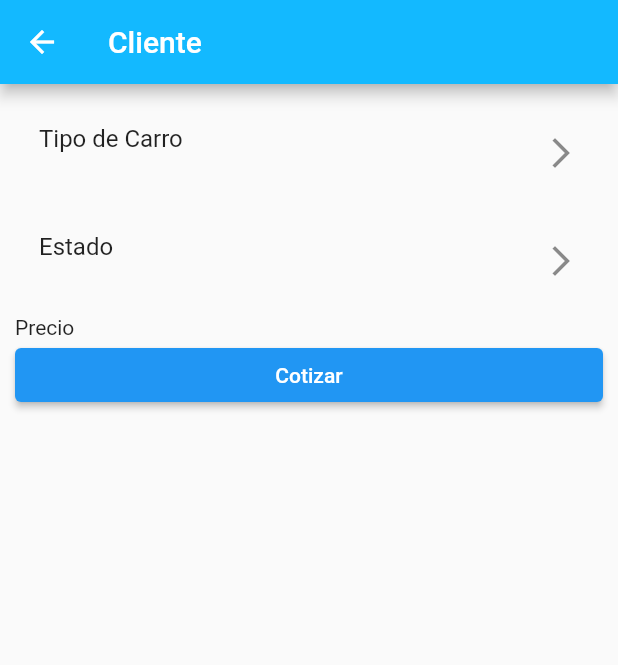
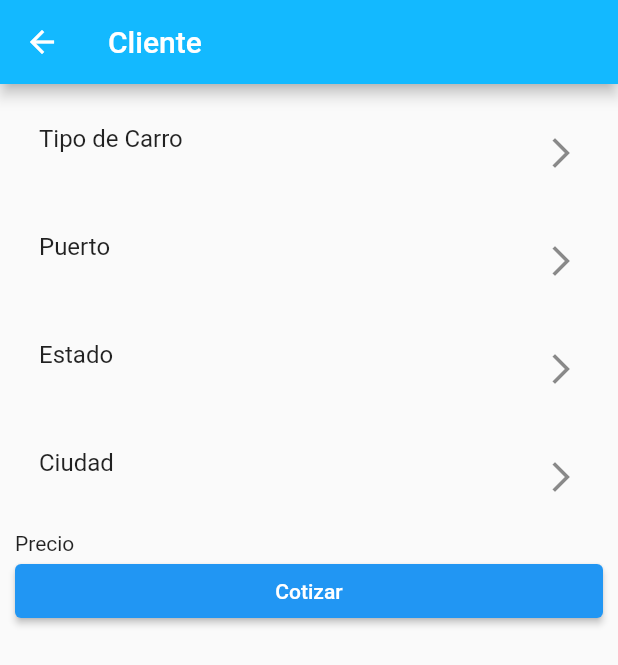
Before and after one commit to ScarKest/BuyCarApp, a Flutter app: the OwnerScreen screen opened by its route, after a tap on "Cotizar", on a phone screen of 412 x 824 dp. Shown: the top 665 px of the screen. Run offline on Flutter 3.47's test engine with Material 2 defaults, Android fonts, the light colour scheme and no system bars; our stand-ins replace bloc, cloud_firestore, firebase_core; accounts and stored records are empty.

Commit message:
Create Port Screen

```diff
--- a/lib/app/app.dart
+++ b/lib/app/app.dart
@@ -1,6 +1,7 @@
 import 'package:buycar/presentation/client/client_screen.dart';
 import 'package:buycar/presentation/home/home_screen.dart';
 import 'package:buycar/presentation/owner/owner_screen.dart';
+import 'package:buycar/presentation/pages/cities_screen.dart';
 import 'package:buycar/presentation/pages/ports_screen.dart';
 import 'package:buycar/presentation/pages/ships_screen.dart';
 import 'package:buycar/presentation/pages/states_screen.dart';
@@ -25,6 +26,7 @@ class App extends StatelessWidget {
         '/ships': (context) => const ShipsScreen(),
         '/ports': (context) => const PortsScreen(),
         '/states': (context) => const StatesScreen(),
+        '/cities': (context) => const CitiesScreen(),
       },
     );
   }
--- a/lib/data/datasource/local_datasource.dart
+++ b/lib/data/datasource/local_datasource.dart
@@ -1,7 +1,9 @@
 import 'package:buycar/data/models/barco_model.dart';
+import 'package:buycar/data/models/city_model.dart';
 import 'package:buycar/data/models/port_model.dart';
 import 'package:buycar/data/models/state_model.dart';
 import 'package:buycar/domain/barco.dart';
+import 'package:buycar/domain/city.dart';
 import 'package:buycar/domain/port.dart';
 import 'package:buycar/domain/state.dart';
 import 'package:cloud_firestore/cloud_firestore.dart';
@@ -23,34 +25,54 @@ Future<List<Ship>> getShips() async {
 
 Future<List<Port>> getPorts() async {
   final response = <Port>[];
-  final collectionReference = FirebaseFirestore.instance
-      .collection('puerto')
-      .withConverter<PortModel>(
-        fromFirestore: (snap, _) => PortModel.fromJson(snap.data()!),
-        toFirestore: (port, _) => port.toJson(),
-      );
+  final collectionReference =
+      FirebaseFirestore.instance.collection('puerto').withConverter<PortModel>(
+            fromFirestore: (snap, _) => PortModel.fromJson(snap.data()!),
+            toFirestore: (port, _) => port.toJson(),
+          );
   final ports = await collectionReference.get();
   for (final port in ports.docs) {
     response.add(port.data());
+    print('===${response.last.puerto}');
   }
 
   return response;
 }
 
-Future<List<States>> getStates() async {
-  final response = <States>[];
-  final collectionReference =
-      FirebaseFirestore.instance
+Future<List<UsaState>> getStates(String port, String state) async {
+  final response = <UsaState>[];
+  final collectionReference = FirebaseFirestore.instance
       // .collection('Arizona')
-          .collection('california').doc('California').collection('Ciudades')
-          .withConverter<StatesModel>(
-            fromFirestore: (snap, _) => StatesModel.fromJson(snap.data()!),
-            toFirestore: (state, _) => state.toJson(),
-          );
+      .collection(port)
+      .doc(state)
+      .collection('Ciudades')
+      .withConverter<UsaStateModel>(
+        fromFirestore: (snap, _) => UsaStateModel.fromJson(snap.data()!),
+        toFirestore: (state, _) => state.toJson(),
+      );
   final states = await collectionReference.get();
   for (final state in states.docs) {
     response.add(state.data());
-    print('=====Estado: ${state.data().ciudad}=====');
+    print('=====Estado: ${state.data().estado}=====');
   }
   return response;
 }
+
+Future<List<City>> getCities() async {
+  final response = <City>[];
+  final collectionReference = FirebaseFirestore.instance
+      // .collection('Arizona')
+      .collection('california')
+      .doc('California')
+      .collection('Ciudades')
+      .withConverter<CityModel>(
+        fromFirestore: (snap, _) => CityModel.fromJson(snap.data()!),
+        toFirestore: (state, _) => state.toJson(),
+      );
+  final states = await collectionReference.get();
+  for (final state in states.docs) {
+    response.add(state.data());
+    print('=====Ciudad: ${state.data().ciudad}=====');
+  }
+  return response;
+}
--- a/lib/data/models/port_model.dart
+++ b/lib/data/models/port_model.dart
@@ -12,7 +12,7 @@ class PortModel extends Port {
 
   Map<String, dynamic> toJson() {
     return {
-      'Ciudad': puerto,
+      'Puerto': puerto,
     };
   }
 }
--- a/lib/domain/state.dart
+++ b/lib/domain/state.dart
@@ -1,11 +1,9 @@
 import 'package:buycar/domain/city.dart';
 
-class States {
-  States({
-    required this.ciudad,
-    required this.precio,
+class UsaState {
+  UsaState({
+    required this.estado,
   });
 
-  final String ciudad;
-  final String precio;
+  final String estado;
 }
--- a/lib/presentation/owner/owner_screen.dart
+++ b/lib/presentation/owner/owner_screen.dart
@@ -1,5 +1,6 @@
 import 'package:buycar/data/datasource/local_datasource.dart';
 import 'package:buycar/domain/barco.dart';
+import 'package:buycar/domain/city.dart';
 import 'package:buycar/domain/port.dart';
 import 'package:buycar/domain/state.dart';
 import 'package:buycar/presentation/widgets/list_tile_custom.dart';
@@ -16,7 +17,8 @@ class _OwnerScreenState extends State<OwnerScreen> {
   //Variables para obtener los datos
   Ship ship = Ship(tipo: '', precio: '');
   Port port = Port(puerto: '');
-  States state = States(ciudad: '', precio: '');
+  UsaState state = UsaState(estado: '');
+  City city = City(ciudad: '', precio: 0);
 
   //Variables para calcular
   double precioBarco = 0;
@@ -47,13 +49,31 @@ class _OwnerScreenState extends State<OwnerScreen> {
           subTitle: ship.tipo,
         ),
         ListTileCustom(
+          title: 'Puerto',
+          onTap: () => Navigator.pushNamed(context, '/ports').then(
+            (value) => setState(
+              () => port = value! as Port,
+            ),
+          ),
+          subTitle: port.puerto,
+        ),
+        ListTileCustom(
           title: 'Estado',
           onTap: () => Navigator.pushNamed(context, '/states').then(
             (value) => setState(
-              () => state = value! as States,
+              () => state = value! as UsaState,
             ),
           ),
-          subTitle: state.ciudad,
+          subTitle: state.estado,
+        ),
+        ListTileCustom(
+          title: 'Ciudad',
+          onTap: () => Navigator.pushNamed(context, '/cities').then(
+            (value) => setState(
+              () => city = value! as City,
+            ),
+          ),
+          subTitle: city.ciudad,
         ),
         const Text('Precio'),
         ElevatedButton(
@@ -61,7 +81,7 @@ class _OwnerScreenState extends State<OwnerScreen> {
             print('Cotizando...');
             // getShips();
             getPorts();
-            getStates();
+            // getStates();
           },
           child: const Text('Cotizar'),
         )
--- a/lib/presentation/pages/ports_screen.dart
+++ b/lib/presentation/pages/ports_screen.dart
@@ -10,7 +10,7 @@ class PortsScreen extends StatefulWidget {
 }
 
 class _PortsScreenState extends State<PortsScreen> {
-List<Port> portsList = [];
+  List<Port> portsList = [];
 
   Future<void> readData() async {
     portsList = await getPorts();
@@ -26,7 +26,7 @@ List<Port> portsList = [];
   @override
   Widget build(BuildContext context) {
     return Scaffold(
-      appBar: AppBar(),
+      appBar: AppBar(title: const Text('Puerto'),),
       body: ListView(
         children: portsList
             .map(
```
Also changed, not shown: lib/data/models/city_model.dart (added, +21 -0 lines), lib/data/models/state_model.dart (+6 -8 lines), lib/presentation/pages/cities_screen.dart (added, +43 -0 lines), lib/presentation/pages/states_screen.dart (+4 -4 lines).
